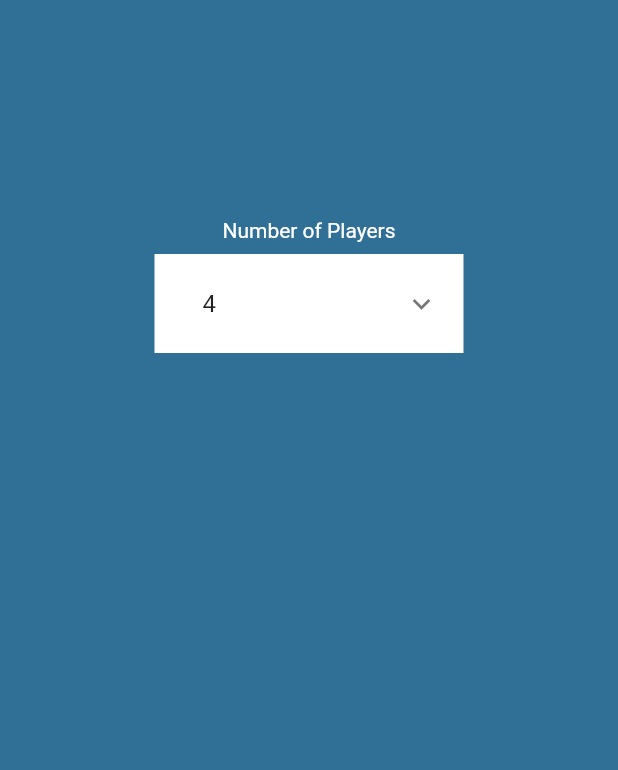
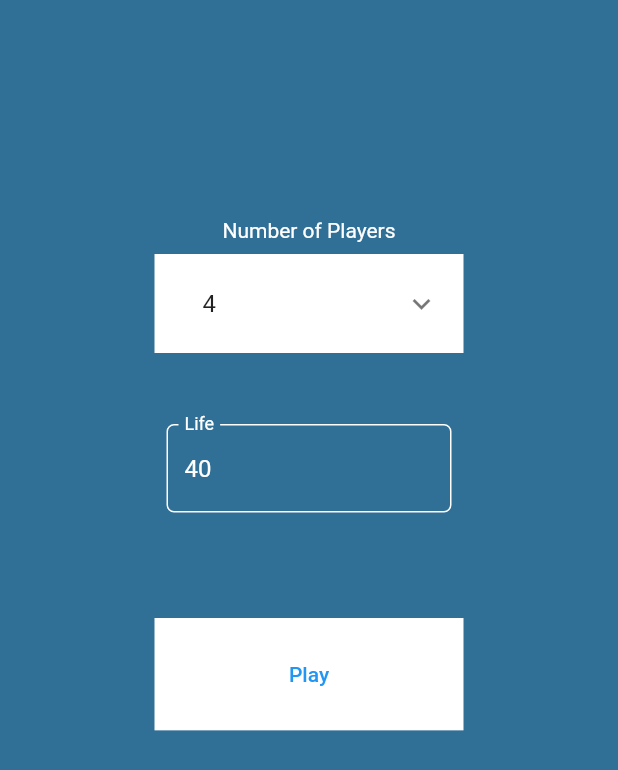
Before and after one commit to ayrton-leyva/new_mtg, a Flutter app: the screen it shows after launch, on a phone screen of 412 x 824 dp. Shown: the top 770 px of the screen. Run offline on Flutter 3.47's test engine with Material 2 defaults, Android fonts, the phone set to English and light mode, and no system bars; our stand-ins replace flutter_svg.

Commit message:
Implementazione chooser

```diff
--- a/lib/GUI/ChooseType.dart
+++ b/lib/GUI/ChooseType.dart
@@ -65,9 +65,61 @@ class _ChooseTypeState extends State<ChooseType> {
       body: Stack(children: <Widget>[
         Positioned(
           left: w / 4,
+          top: h * 2 / 6,
+          width: w / 2,
+          child: SizedBox(
+            height: h / 7,
+            width: w / 3,
+            child: Padding(
+              padding: const EdgeInsets.all(8.0),
+              child: TextField(
+                controller: _Life_value,
+                style: TextStyle(
+                  color: Colors.white,
+                ),
+                cursorColor: Colors.white,
+                // obscureText: true,
+                decoration: InputDecoration(
+                    labelStyle: TextStyle(color: Colors.white),
+                    helperStyle: TextStyle(color: Colors.white),
+                    fillColor: Colors.white,
+                    hoverColor: Colors.white,
+                    focusColor: Colors.white,
+                    border: OutlineInputBorder(
+                        borderSide: BorderSide(width: 1.0, color: Colors.white),
+                        borderRadius: BorderRadius.all(Radius.circular(5))),
+                    enabledBorder: OutlineInputBorder(
+                        borderSide: BorderSide(width: 1.0, color: Colors.white),
+                        borderRadius: BorderRadius.all(Radius.circular(5))),
+                    labelText: "Life"),
+                onChanged: (text) {
+                  globals.life_points = int.parse(_Life_value.text);
+                },
+              ),
+            ),
+          ),
+        ),
+        Positioned(
+          left: w / 4,
+          top: h * 3 / 6,
+          width: w / 2,
+          child: SizedBox(
+            height: h / 11,
+            width: w / 3,
+            child: Container(
+              color: Colors.white,
+              child: TextButton(
+                onPressed: () {
+                  Navigator.pushNamed(context, '/SegnaPunti');
+                },
+                child: Text("Play"),
+              ),
+            ),
+          ),
+        ),
+        Positioned(
+          left: w / 4,
           top: h / 6,
-          // bottom: 10,
-          // height: 150,
           width: w / 2,
           child: Column(
             children: [
@@ -168,74 +220,7 @@ class _ChooseTypeState extends State<ChooseType> {
             ],
           ),
         ),
-        // Column(
-        //   children: <Widget>[
-        //     SizedBox(
-        //       height: h / 7,
-        //       width: w / 3,
-        //       child: Padding(
-        //         padding: const EdgeInsets.all(8.0),
-        //         child: TextField(
-        //           controller: _Life_value,
-        //           style: TextStyle(
-        //             color: Colors.white,
-        //           ),
-        //           cursorColor: Colors.white,
-        //           // obscureText: true,
-        //           decoration: InputDecoration(
-        //               labelStyle: TextStyle(color: Colors.white),
-        //               helperStyle: TextStyle(color: Colors.white),
-        //               fillColor: Colors.white,
-        //               hoverColor: Colors.white,
-        //               focusColor: Colors.white,
-        //               border: OutlineInputBorder(
-        //                   borderSide:
-        //                       BorderSide(width: 1.0, color: Colors.white),
-        //                   borderRadius: BorderRadius.all(Radius.circular(5))),
-        //               enabledBorder: OutlineInputBorder(
-        //                   borderSide:
-        //                       BorderSide(width: 1.0, color: Colors.white),
-        //                   borderRadius: BorderRadius.all(Radius.circular(5))),
-        //               labelText: "Life"),
-        //           onChanged: (text) {
-        //             globals.life_points = int.parse(_Life_value.text);
-        //           },
-        //         ),
-        //       ),
-        //     ),
-        //     SizedBox(
-        //       height: h / 11,
-        //       width: w / 3,
-        //       child: TextButton(
-        //         onPressed: () {},
-        //         child: Text("Play"),
-        //       ),
-        //     ),
-        //     // ListView(
-        //     //   children: chooser.map(buildTile).toList(),
-        //     // ),
-        //   ],
-        // ),
       ]),
     );
   }
-
-  Widget buildTile(BasicTile tile) {
-    if (tile.list.isEmpty) {
-      return ListTile(
-        title: Text(tile.title.toString()),
-        onTap: () {
-          setState(() {
-            chooser[0].title = tile.title;
-            globals.number_of_players = tile.title;
-          });
-        },
-      );
-    } else {
-      return ExpansionTile(
-        title: Text(tile.title.toString()),
-        children: tile.list.map((tile) => buildTile(tile)).toList(),
-      );
-    }
-  }
 }
```
Also changed, not shown: lib/main.dart (+9 -8 lines).
